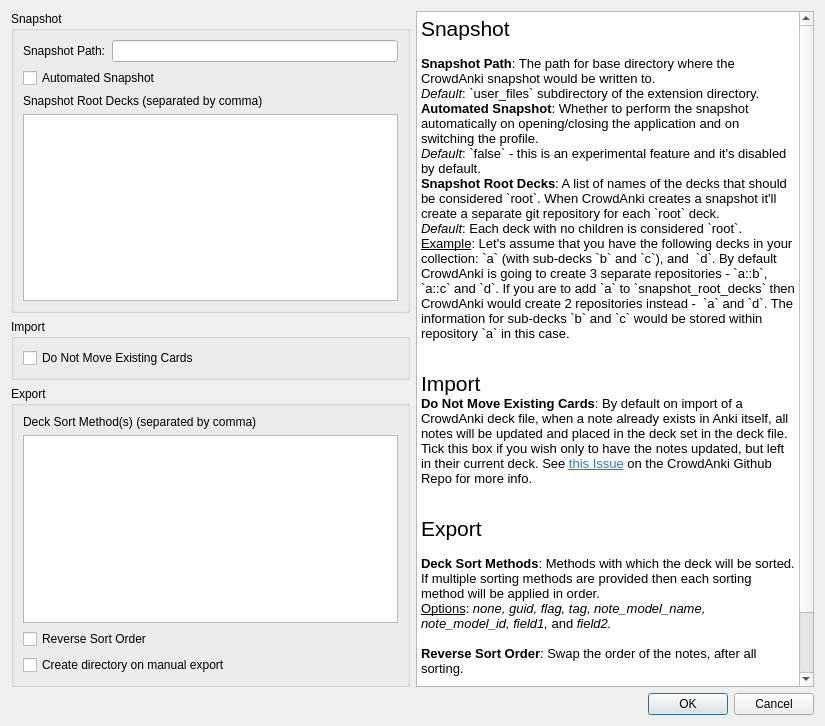
Old version of the form ui_files/config.ui in the repository Stvad/CrowdAnki.
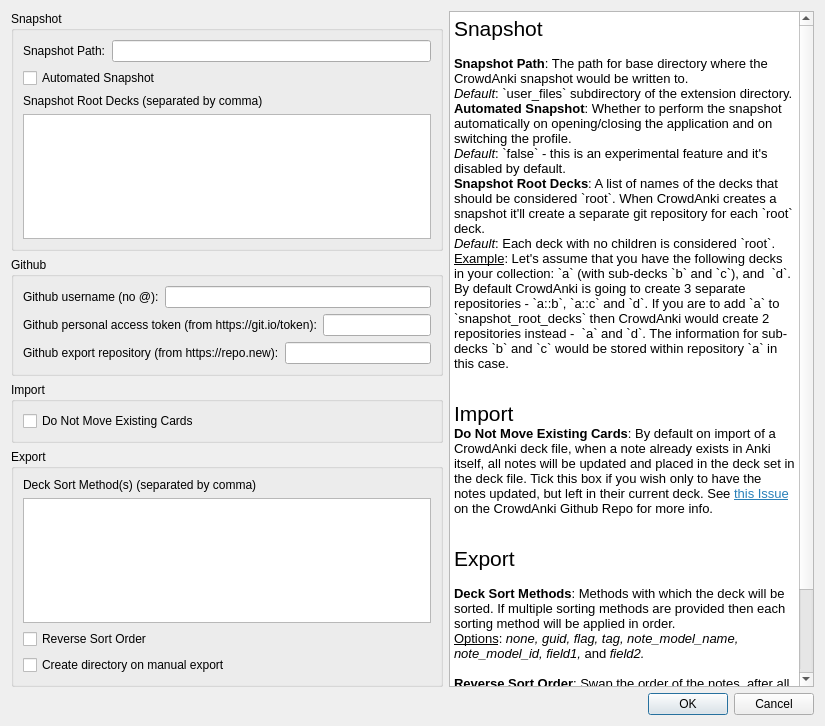
New version of the form.

Commit message: Rudimentary github export

```diff
--- a/ui_files/config.ui
+++ b/ui_files/config.ui
@@ -58,6 +58,62 @@
          </layout>
         </widget>
        </item>
+       <item>
+        <widget class="QGroupBox" name="group_snapshot">
+         <property name="title">
+          <string>Github</string>
+         </property>
+
+         <layout class="QVBoxLayout" name="verticalLayout_3">
+
+          <item>
+           <layout class="QHBoxLayout" name="horizontalLayout_2">
+            <item>
+             <widget class="QLabel" name="lbl_gh_username">
+              <property name="text">
+               <string>Github username (no @):</string>
+              </property>
+             </widget>
+            </item>
+            <item>
+             <widget class="QLineEdit" name="textedit_gh_username"/>
+            </item>
+           </layout>
+          </item>
+
+          <item>
+           <layout class="QHBoxLayout" name="horizontalLayout_2">
+            <item>
+             <widget class="QLabel" name="lbl_gh_password">
+              <property name="text">
+               <string>Github personal access token (from https://git.io/token):</string>
+              </property>
+             </widget>
+            </item>
+            <item>
+             <widget class="QLineEdit" name="textedit_gh_password"/>
+            </item>
+           </layout>
+          </item>
+
+          <item>
+           <layout class="QHBoxLayout" name="horizontalLayout_2">
+            <item>
+             <widget class="QLabel" name="lbl_gh_repo">
+              <property name="text">
+               <string>Github export repository (from https://repo.new):</string>
+              </property>
+             </widget>
+            </item>
+            <item>
+             <widget class="QLineEdit" name="textedit_gh_repo"/>
+            </item>
+           </layout>
+          </item>
+
+         </layout>
+        </widget>
+       </item>
        <item>
         <widget class="QGroupBox" name="group_deck_import">
          <property name="title">
```
The commit also changes 5 other files.
